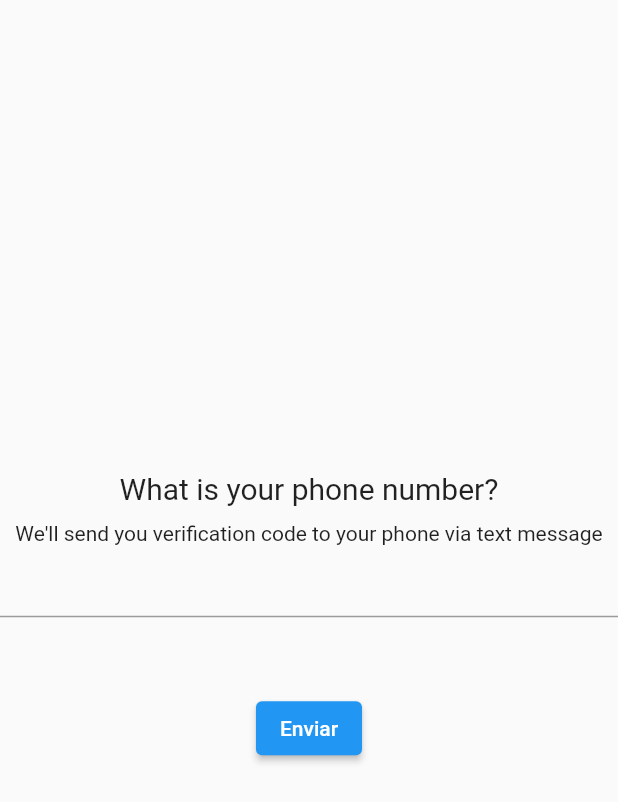
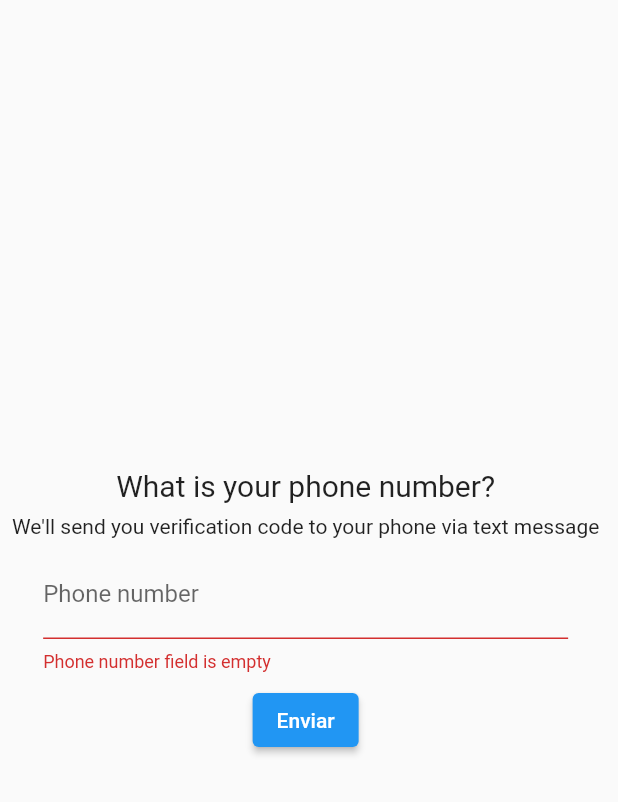
Before and after one commit to olivermendez/Sendi, a Flutter app: the PhoneEntry screen opened directly, after a tap on "Enviar", on a phone screen of 412 x 824 dp. Shown: the top 802 px of the screen. Run offline on Flutter 3.47's test engine with Material 2 defaults, Android fonts, the phone set to English and light mode, and no system bars; missing offline and left inert: awesome_card.

Commit message:
Phone verification Screen fniished

```diff
--- a/sendi_app_commerce/lib/src/pages/phone_verfication/phone_number_verfication.dart
+++ b/sendi_app_commerce/lib/src/pages/phone_verfication/phone_number_verfication.dart
@@ -1,12 +1,22 @@
 import 'package:flutter/material.dart';
 
-class PhoneEntry extends StatelessWidget {
+class PhoneEntry extends StatefulWidget {
   //const PhoneEntry({Key? key}) : super(key: key);
+  @override
+  _PhoneEntryState createState() => _PhoneEntryState();
+}
+
+class _PhoneEntryState extends State<PhoneEntry> {
   final _fontStyle = TextStyle(fontSize: 20.0);
+
+  var _phoneVerification = GlobalKey<FormState>();
+
   @override
   Widget build(BuildContext context) {
     return Scaffold(
-        body: Container(
+        body: Form(
+      key: _phoneVerification,
+      child: Container(
         transformAlignment: AlignmentDirectional.center,
         child: Column(
           mainAxisAlignment: MainAxisAlignment.center,
@@ -15,20 +25,44 @@ class PhoneEntry extends StatelessWidget {
               "What is your phone number?",
               style: _fontStyle,
             ),
-          const SizedBox(height: 10),
-          Text(
+            Padding(
+              padding: const EdgeInsets.all(8.0),
+              child: Text(
                 "We'll send you verification code to your phone via text message",
                 textAlign: TextAlign.center,
               ),
-          Center(
-            child: TextFormField(
-              decoration: const InputDecoration(),
+            ),
+            SizedBox(
+              width: 350,
+              child: Center(
+                child: _inputPhoneVerification(),
               ),
             ),
-          const SizedBox(height: 50),
-          ElevatedButton(onPressed: () {}, child: Text("Enviar"))
+            Padding(
+              padding: const EdgeInsets.all(8.0),
+              child: ElevatedButton(
+                  onPressed: () {
+                    if (_phoneVerification.currentState!.validate()) {
+                      print("okey");
+                    }
+                  },
+                  child: Text("Enviar")),
+            )
           ],
+        ),
       ),
     ));
   }
+
+  Widget _inputPhoneVerification() {
+    return TextFormField(
+      validator: (String? value) {
+        if (value != null && value.isEmpty) {
+          return "Phone number field is empty";
         }
+        return null;
+      },
+      decoration: const InputDecoration(labelText: "Phone number"),
+    );
+  }
+}
```
Also changed, not shown: sendi_app_commerce/lib/config/routes/routes_app.dart (+21 -0 lines), sendi_app_commerce/lib/src/pages/rider_details/rider_details_screen.dart (+12 -0 lines). Lines whose indentation alone changed are shown as unchanged.
